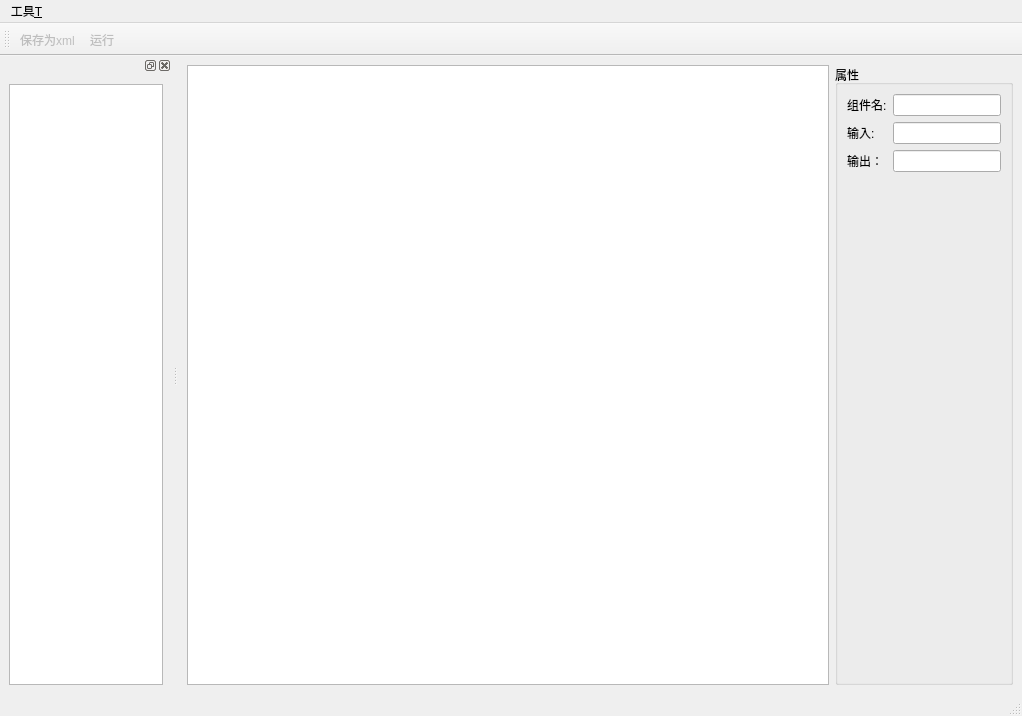
First picture: the form in prototype_v0906/RadarPrototype/mainwindow_radar.ui, repository Tangzixia/Digital-Prototype, before the edit.
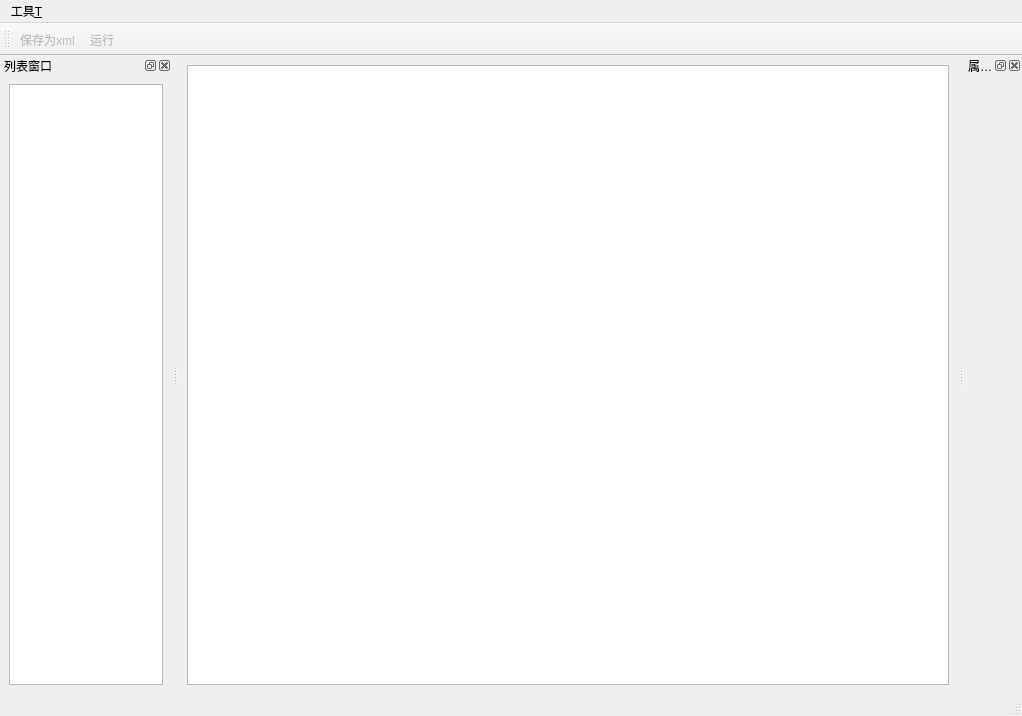
Second picture: the form after the edit. Icons and pictures are not drawn. Custom widgets are drawn as their Qt base class.

Diff of the .ui file:
```diff
--- a/prototype_v0906/RadarPrototype/mainwindow_radar.ui
+++ b/prototype_v0906/RadarPrototype/mainwindow_radar.ui
@@ -40,128 +40,6 @@
       </property>
      </widget>
     </item>
-    <item row="0" column="1">
-     <widget class="QGroupBox" name="groupBox">
-      <property name="sizePolicy">
-       <sizepolicy hsizetype="Minimum" vsizetype="Minimum">
-        <horstretch>0</horstretch>
-        <verstretch>0</verstretch>
-       </sizepolicy>
-      </property>
-      <property name="title">
-       <string>属性</string>
-      </property>
-      <property name="flat">
-       <bool>false</bool>
-      </property>
-      <property name="checkable">
-       <bool>false</bool>
-      </property>
-      <layout class="QVBoxLayout" name="verticalLayout_2">
-       <item>
-        <layout class="QVBoxLayout" name="verticalLayout">
-         <item>
-          <layout class="QHBoxLayout" name="horizontalLayout_2">
-           <property name="sizeConstraint">
-            <enum>QLayout::SetMinimumSize</enum>
-           </property>
-           <item>
-            <widget class="QLabel" name="label_name">
-             <property name="text">
-              <string>组件名:</string>
-             </property>
-            </widget>
-           </item>
-           <item>
-            <widget class="QLineEdit" name="lineEdit_CompName">
-             <property name="enabled">
-              <bool>true</bool>
-             </property>
-             <property name="sizePolicy">
-              <sizepolicy hsizetype="Minimum" vsizetype="Fixed">
-               <horstretch>0</horstretch>
-               <verstretch>0</verstretch>
-              </sizepolicy>
-             </property>
-             <property name="readOnly">
-              <bool>true</bool>
-             </property>
-            </widget>
-           </item>
-          </layout>
-         </item>
-         <item>
-          <layout class="QHBoxLayout" name="horizontalLayout_3">
-           <property name="sizeConstraint">
-            <enum>QLayout::SetMinimumSize</enum>
-           </property>
-           <item>
-            <widget class="QLabel" name="label_input">
-             <property name="text">
-              <string>输入:</string>
-             </property>
-            </widget>
-           </item>
-           <item>
-            <widget class="QLineEdit" name="lineEdit_CompInput">
-             <property name="sizePolicy">
-              <sizepolicy hsizetype="Minimum" vsizetype="Fixed">
-               <horstretch>0</horstretch>
-               <verstretch>0</verstretch>
-              </sizepolicy>
-             </property>
-             <property name="readOnly">
-              <bool>true</bool>
-             </property>
-            </widget>
-           </item>
-          </layout>
-         </item>
-         <item>
-          <layout class="QHBoxLayout" name="horizontalLayout_4">
-           <property name="sizeConstraint">
-            <enum>QLayout::SetMinimumSize</enum>
-           </property>
-           <item>
-            <widget class="QLabel" name="label_output">
-             <property name="text">
-              <string>输出：</string>
-             </property>
-            </widget>
-           </item>
-           <item>
-            <widget class="QLineEdit" name="lineEdit_CompOutput">
-             <property name="sizePolicy">
-              <sizepolicy hsizetype="Minimum" vsizetype="Fixed">
-               <horstretch>0</horstretch>
-               <verstretch>0</verstretch>
-              </sizepolicy>
-             </property>
-             <property name="readOnly">
-              <bool>true</bool>
-             </property>
-            </widget>
-           </item>
-          </layout>
-         </item>
-        </layout>
-       </item>
-       <item>
-        <spacer name="verticalSpacer">
-         <property name="orientation">
-          <enum>Qt::Vertical</enum>
-         </property>
-         <property name="sizeHint" stdset="0">
-          <size>
-           <width>20</width>
-           <height>40</height>
-          </size>
-         </property>
-        </spacer>
-       </item>
-      </layout>
-     </widget>
-    </item>
    </layout>
   </widget>
   <widget class="QMenuBar" name="menubar">
@@ -214,7 +92,7 @@
     <set>QDockWidget::AllDockWidgetFeatures</set>
    </property>
    <property name="windowTitle">
-    <string/>
+    <string>列表窗口</string>
    </property>
    <attribute name="dockWidgetArea">
     <number>1</number>
@@ -262,6 +140,17 @@
    <addaction name="actionsave"/>
    <addaction name="actionRunRadar"/>
   </widget>
+  <widget class="QDockWidget" name="dockWidget">
+   <property name="windowTitle">
+    <string>属性窗口</string>
+   </property>
+   <attribute name="dockWidgetArea">
+    <number>2</number>
+   </attribute>
+   <widget class="QWidget" name="dockWidgetContents_2">
+    <layout class="QFormLayout" name="formLayout"/>
+   </widget>
+  </widget>
   <action name="actionCom_list">
    <property name="checkable">
     <bool>true</bool>
```
Left out of the diff: 1 changed line with no effect on the pictures.
